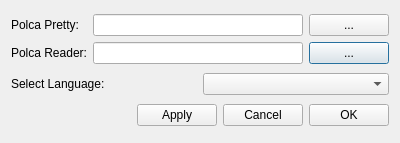
This is POGADE/pogadesettings.ui in polca-project/polca-toolbox as Qt 5 draws it before an edit. The edited form follows.
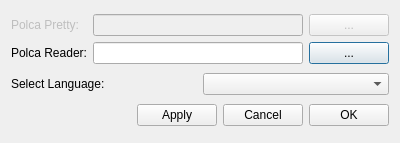
This is the edited form.

The edit to the form file:
```diff
--- a/POGADE/pogadesettings.ui
+++ b/POGADE/pogadesettings.ui
@@ -35,16 +35,26 @@
      </item>
      <item row="1" column="0">
       <widget class="QLabel" name="label_3">
+       <property name="enabled">
+        <bool>false</bool>
+       </property>
        <property name="text">
         <string>Polca Pretty:</string>
        </property>
       </widget>
      </item>
      <item row="1" column="1">
-      <widget class="QLineEdit" name="linePP"/>
+      <widget class="QLineEdit" name="linePP">
+       <property name="enabled">
+        <bool>false</bool>
+       </property>
+      </widget>
      </item>
      <item row="1" column="2">
       <widget class="QPushButton" name="buttonPPSelect">
+       <property name="enabled">
+        <bool>false</bool>
+       </property>
        <property name="text">
         <string>...</string>
        </property>
```
Left out of the diff: 16 changed lines with no effect on the pictures.
